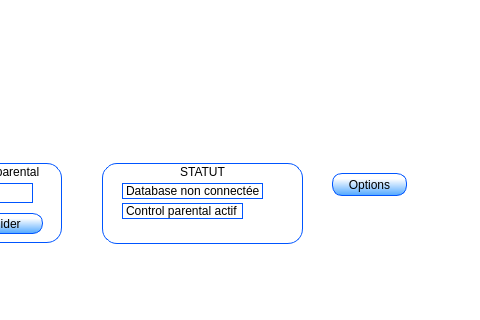
Old version of the form mainwindow.ui in the repository AlexSerfa/DVDFLIX; both pictures show x 888 to 1368 and y 487 to 807 of the 1368 by 807 pixel window.
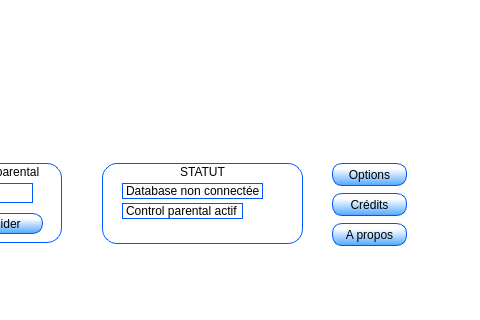
New version of the form.

Commit message: ajout de bouton credit et a propos sur ui principale

```diff
--- a/mainwindow.ui
+++ b/mainwindow.ui
@@ -704,7 +704,7 @@
     <property name="geometry">
      <rect>
       <x>1220</x>
-      <y>660</y>
+      <y>650</y>
       <width>75</width>
       <height>23</height>
      </rect>
@@ -943,6 +943,46 @@
      </property>
     </widget>
    </widget>
+   <widget class="QPushButton" name="btn_credit">
+    <property name="geometry">
+     <rect>
+      <x>1220</x>
+      <y>680</y>
+      <width>75</width>
+      <height>23</height>
+     </rect>
+    </property>
+    <property name="styleSheet">
+     <string notr="true">background-color: qlineargradient(spread:pad, x1:0.482412, y1:0.983, x2:0.493025, y2:0.239, stop:0 rgba(85, 170, 255, 255), stop:1 rgba(255, 255, 255, 255));
+border-color: rgb(0, 85, 255);
+border-radius: 10px;
+border-width: 1px;
+border-style: solid;</string>
+    </property>
+    <property name="text">
+     <string>Crédits</string>
+    </property>
+   </widget>
+   <widget class="QPushButton" name="btn_aPropos">
+    <property name="geometry">
+     <rect>
+      <x>1220</x>
+      <y>710</y>
+      <width>75</width>
+      <height>23</height>
+     </rect>
+    </property>
+    <property name="styleSheet">
+     <string notr="true">background-color: qlineargradient(spread:pad, x1:0.482412, y1:0.983, x2:0.493025, y2:0.239, stop:0 rgba(85, 170, 255, 255), stop:1 rgba(255, 255, 255, 255));
+border-color: rgb(0, 85, 255);
+border-radius: 10px;
+border-width: 1px;
+border-style: solid;</string>
+    </property>
+    <property name="text">
+     <string>A propos</string>
+    </property>
+   </widget>
   </widget>
   <widget class="QMenuBar" name="menubar">
    <property name="geometry">
```
